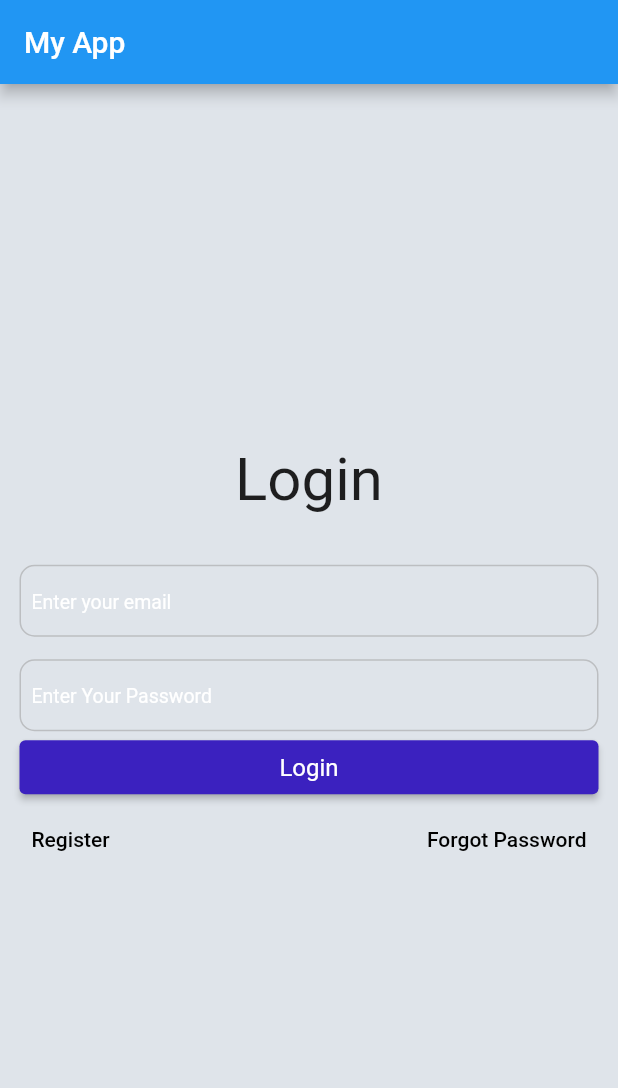
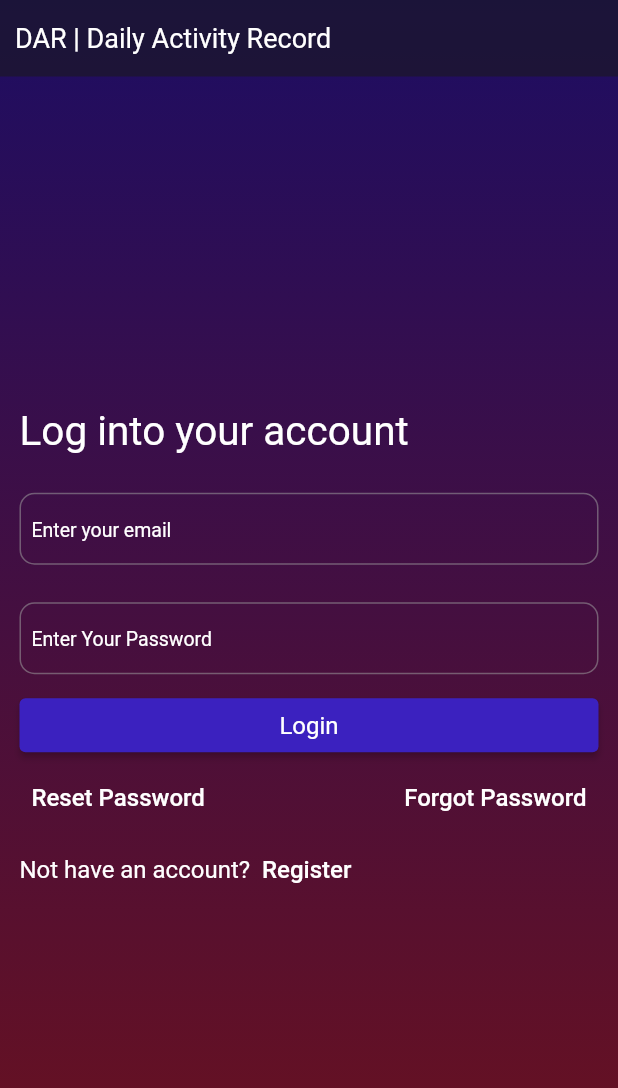
Before and after one commit to Farazjahangir/flutterPracticeApp, a Flutter app: the screen it shows after launch, on a phone screen of 412 x 824 dp. Shown: the top 1088 px of the screen. Run offline on Flutter 3.47's test engine with Material 2 defaults, Android fonts, the phone set to English and light mode, and no system bars; our stand-ins replace firebase_auth, firebase_core; accounts and stored records are empty.

Commit message:
redesigned login screen

```diff
--- a/lib/screens/login.dart
+++ b/lib/screens/login.dart
@@ -3,6 +3,8 @@ import 'package:firebase_auth/firebase_auth.dart';
 
 import '../widgets/textInput.dart';
 import '../widgets/button.dart';
+import '../widgets/header.dart';
+import '../config/customColors.dart';
 
 class Login extends StatefulWidget {
   // const Login({ Login? key }) : super(Login: key);
@@ -43,66 +45,90 @@ class LoginState extends State<Login> {
   @override
   Widget build(BuildContext context) {
     return Scaffold(
-      appBar: AppBar(
-        title: const Text('My App'),
-      ),
-      body: Container(
-        color: const Color(0xfffdfe4ea),
+      body: SafeArea(
+        child: Container(
+          decoration: BoxDecoration(
+              gradient: LinearGradient(
+            begin: Alignment.topRight,
+            end: Alignment.bottomRight,
+            colors: [Color(mainGradient[0]), Color(mainGradient[1])],
+          )),
+          child: Column(
+            children: [
+              Header(),
+              Expanded(
                 child: Container(
                   margin: const EdgeInsets.only(left: 13, right: 13),
                   child: Column(
                     mainAxisAlignment: MainAxisAlignment.center,
                     children: [
+                      const SizedBox(
+                        width: double.infinity,
+                        child: Text(
+                          "Log into your account",
+                          style: TextStyle(fontSize: 27, color: Color(white)),
+                        ),
+                      ),
+                      Column(
+                        children: [
                           Container(
-                width: double.infinity,
-                margin: const EdgeInsets.only(bottom: 18),
-                child: const Text(
-                  "Login",
-                  textAlign: TextAlign.center,
-                  style: TextStyle(fontSize: 40),
+                            margin: const EdgeInsets.only(top: 10),
+                            child: TextInput(
+                              controller: emailController,
+                              placeHolder: "Enter your email",
                             ),
                           ),
                           Container(
-                child: Form(
-                  child: Column(
-                    children: [
-                      TextInput(
-                        controller: emailController,
-                        placeHolder: "Enter your email",
-                      ),
-                      TextInput(
+                            margin: const EdgeInsets.only(top: 10),
+                            child: TextInput(
                               controller: passwordController,
                               obscureText: true,
                               placeHolder: 'Enter Your Password',
                             ),
-                      Button('Login', OnPressed),
+                          ),
+                          Container(
+                              margin: const EdgeInsets.only(top: 10),
+                              child: Button('Login', OnPressed)),
                           Row(
                             mainAxisAlignment: MainAxisAlignment.spaceBetween,
                             children: [
-                          Container(
-                            child: TextButton(
+                              TextButton(
+                                onPressed: () {},
+                                child: const Text('Reset Password',
+                                    style: TextStyle(
+                                        fontSize: 16, color: Color(white))),
+                              ),
+                              TextButton(
+                                onPressed: () {},
+                                child: const Text(
+                                  'Forgot Password',
+                                  style: TextStyle(
+                                      fontSize: 16, color: Color(white)),
+                                  textAlign: TextAlign.right,
+                                ),
+                              ),
+                            ],
+                          ),
+                          Row(
+                            children: [
+                              const Text(
+                                'Not have an account?',
+                                style: TextStyle(
+                                    fontSize: 16, color: Color(white)),
+                              ),
+                              TextButton(
                                   onPressed: () => navigateTo('Register'),
                                   child: const Text('Register',
                                       style: TextStyle(
-                                      fontSize: 14, color: Colors.black)),
+                                          fontSize: 16, color: Color(white))))
+                            ],
                           ),
-                          ),
-                          Container(
-                              child: TextButton(
-                            onPressed: () {},
-                            child: const Text(
-                              'Forgot Password',
-                              style:
-                                  TextStyle(fontSize: 14, color: Colors.black),
-                              textAlign: TextAlign.right,
-                            ),
-                          )),
                         ],
                       )
                     ],
                   ),
                 ),
-              )
+              ),
             ],
           ),
         ),
```
Lines whose indentation alone changed are shown as unchanged.
